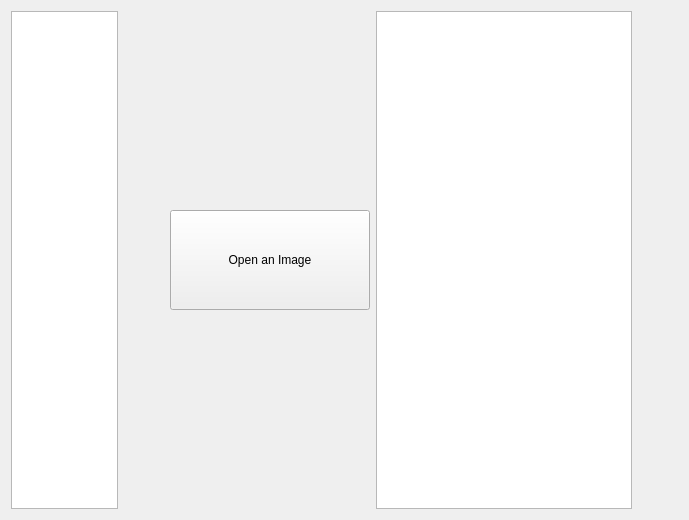
This is ImageViewer/widget.ui in kaanakgundogdu/Image-Viewer-QT as Qt 5 draws it before an edit. The edited form follows.
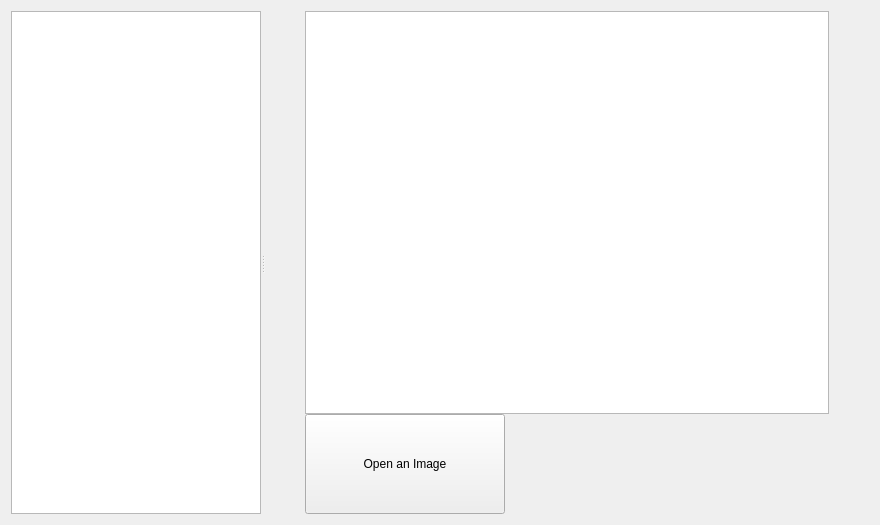
This is the edited form. Icons and pictures are not drawn.

Commit message: Layout splitter, change graphview bg button added.

The edit to the form file:
```diff
--- a/ImageViewer/widget.ui
+++ b/ImageViewer/widget.ui
@@ -6,8 +6,8 @@
    <rect>
     <x>0</x>
     <y>0</y>
-    <width>689</width>
-    <height>520</height>
+    <width>880</width>
+    <height>525</height>
    </rect>
   </property>
   <property name="cursor">
@@ -26,13 +26,17 @@
    <iconset resource="resources.qrc">
     <normaloff>:/resources/icons/hom.jpg</normaloff>:/resources/icons/hom.jpg</iconset>
   </property>
-  <layout class="QHBoxLayout" name="horizontalLayout">
+  <layout class="QHBoxLayout" name="horizontalLayout_2">
    <item>
+    <widget class="QSplitter" name="splitter">
+     <property name="orientation">
+      <enum>Qt::Horizontal</enum>
+     </property>
     <widget class="QListWidget" name="image_names_list_widget">
      <property name="sizePolicy">
-      <sizepolicy hsizetype="Fixed" vsizetype="Expanding">
-       <horstretch>1</horstretch>
-       <verstretch>0</verstretch>
+       <sizepolicy hsizetype="MinimumExpanding" vsizetype="MinimumExpanding">
+        <horstretch>0</horstretch>
+        <verstretch>1</verstretch>
       </sizepolicy>
      </property>
      <property name="minimumSize">
@@ -43,12 +47,31 @@
      </property>
      <property name="maximumSize">
       <size>
-       <width>120</width>
+        <width>250</width>
        <height>16777215</height>
       </size>
      </property>
-    </widget>
-   </item>
+      <property name="sizeIncrement">
+       <size>
+        <width>0</width>
+        <height>0</height>
+       </size>
+      </property>
+      <property name="baseSize">
+       <size>
+        <width>0</width>
+        <height>0</height>
+       </size>
+      </property>
+      <property name="resizeMode">
+       <enum>QListView::Fixed</enum>
+      </property>
+     </widget>
+     <widget class="QWidget" name="layoutWidget">
+      <layout class="QHBoxLayout" name="horizontalLayout" stretch="0,0,0">
+       <property name="spacing">
+        <number>0</number>
+       </property>
    <item>
     <widget class="QPushButton" name="prev_button">
      <property name="sizePolicy">
@@ -76,6 +99,36 @@
     </widget>
    </item>
    <item>
+        <layout class="QVBoxLayout" name="verticalLayout">
+         <item>
+          <widget class="QGraphicsView" name="graph_view">
+           <property name="enabled">
+            <bool>true</bool>
+           </property>
+           <property name="focusPolicy">
+            <enum>Qt::NoFocus</enum>
+           </property>
+           <property name="acceptDrops">
+            <bool>false</bool>
+           </property>
+           <property name="autoFillBackground">
+            <bool>false</bool>
+           </property>
+           <property name="lineWidth">
+            <number>0</number>
+           </property>
+           <property name="backgroundBrush">
+            <brush brushstyle="NoBrush">
+             <color alpha="255">
+              <red>0</red>
+              <green>0</green>
+              <blue>0</blue>
+             </color>
+            </brush>
+           </property>
+          </widget>
+         </item>
+         <item>
     <widget class="QPushButton" name="open_image_button">
      <property name="sizePolicy">
       <sizepolicy hsizetype="Fixed" vsizetype="Fixed">
@@ -94,21 +147,7 @@
      </property>
     </widget>
    </item>
-   <item>
-    <widget class="QGraphicsView" name="graph_view">
-     <property name="enabled">
-      <bool>true</bool>
-     </property>
-     <property name="focusPolicy">
-      <enum>Qt::NoFocus</enum>
-     </property>
-     <property name="acceptDrops">
-      <bool>false</bool>
-     </property>
-     <property name="lineWidth">
-      <number>0</number>
-     </property>
-    </widget>
+        </layout>
    </item>
    <item>
     <widget class="QPushButton" name="next_button">
@@ -137,6 +176,10 @@
      <property name="flat">
       <bool>true</bool>
      </property>
+        </widget>
+       </item>
+      </layout>
+     </widget>
     </widget>
    </item>
   </layout>
```
Lines whose indentation alone changed are shown as unchanged. The commit also changes 2 other files.
